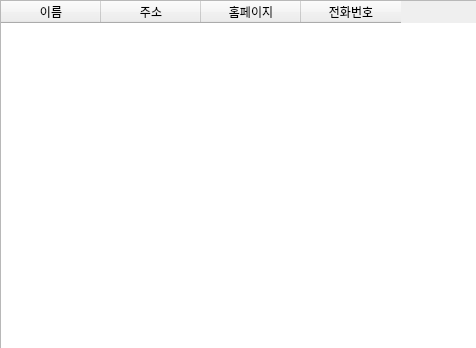
Before: the Qt Designer form gui/near.ui in kwhk94/scriptgit, drawn with Qt 5.
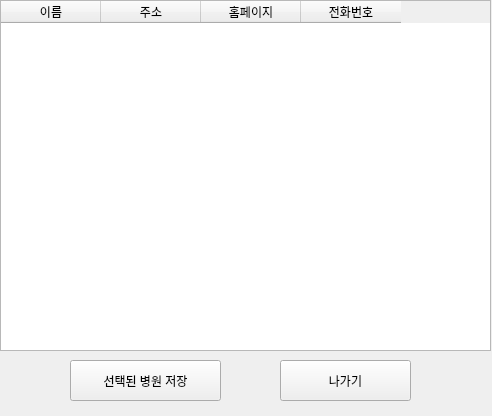
After: the same form once the commit is applied.

Patch:
```diff
--- a/gui/near.ui
+++ b/gui/near.ui
@@ -6,8 +6,8 @@
    <rect>
     <x>0</x>
     <y>0</y>
-    <width>476</width>
-    <height>348</height>
+    <width>492</width>
+    <height>416</height>
    </rect>
   </property>
   <property name="windowTitle">
@@ -43,6 +43,32 @@
     </property>
    </column>
   </widget>
+  <widget class="QPushButton" name="pushButton">
+   <property name="geometry">
+    <rect>
+     <x>70</x>
+     <y>360</y>
+     <width>151</width>
+     <height>41</height>
+    </rect>
+   </property>
+   <property name="text">
+    <string>선택된 병원 저장</string>
+   </property>
+  </widget>
+  <widget class="QPushButton" name="pushButton_2">
+   <property name="geometry">
+    <rect>
+     <x>280</x>
+     <y>360</y>
+     <width>131</width>
+     <height>41</height>
+    </rect>
+   </property>
+   <property name="text">
+    <string>나가기</string>
+   </property>
+  </widget>
  </widget>
  <resources/>
  <connections/>
```
